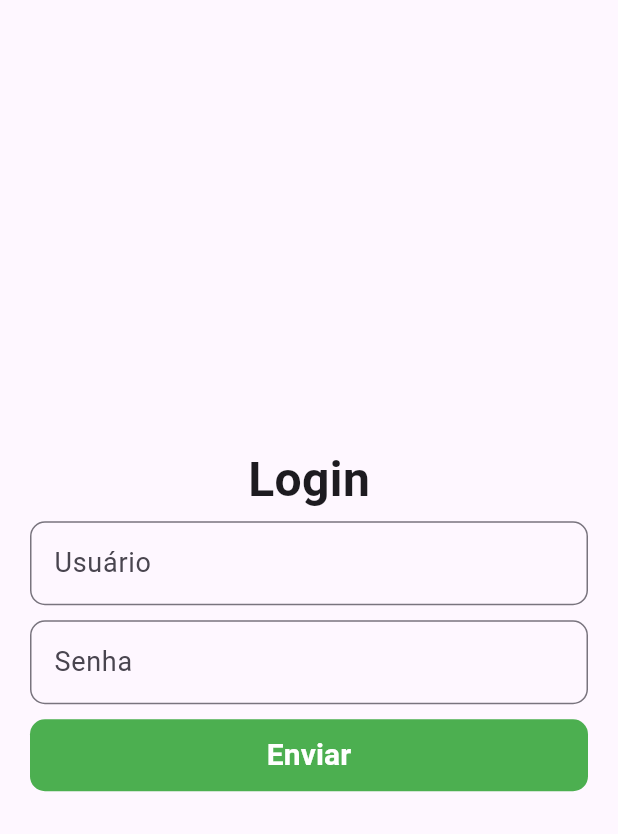
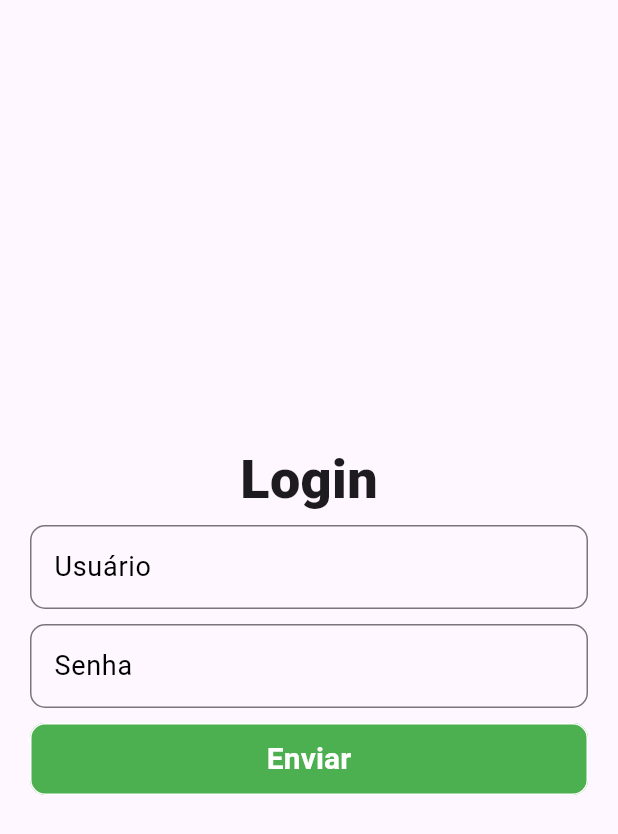
Before and after one commit to AndersonVD/sigaapp, a Flutter app: the screen it shows after launch, on a phone screen of 412 x 824 dp. Shown: the top 834 px of the screen. Run offline on Flutter 3.47's test engine with Material 3 defaults, Android fonts, the phone set to English and light mode, and no system bars.

```diff
--- a/lib/main.dart
+++ b/lib/main.dart
@@ -8,8 +8,8 @@ void main() {
     title: "Aplicativo",
     initialRoute: '/',
     routes: {
-      '/' :    (context) => const Login(),
-      '/home': (context) => const Home(),
+      '/' :      (context) => const Login(),
+      '/home':   (context) => const Home(),
     }
   ));
 }
--- a/lib/screens/login.dart
+++ b/lib/screens/login.dart
@@ -15,26 +15,28 @@ class _Login extends State<Login> {
     return Scaffold(
       body: Container(
         margin: const EdgeInsets.all(20.0),
-        child:  const Form(
+        child: Form(
           child: Center(
             child: Column(
-              mainAxisAlignment: MainAxisAlignment.center, // Center the Column vertically
+              mainAxisAlignment: MainAxisAlignment.center,
               children: [
-                Text(
+                const Text(
                   "Login",
                   style: TextStyle(
-                    fontWeight: FontWeight.w700,
-                    fontSize: 32.0
+                    fontWeight: FontWeight.w800,
+                    fontSize: 36
                   )
                 ),
-                SizedBox(height: 5.0),
-                Input(label: "Usuário"),
-                SizedBox(height: 10.0),
-                Input(label: "Senha"),
-                SizedBox(height: 10.0),
+                const SizedBox(height: 5.0),
+                const Input(label: "Usuário"),
+                const SizedBox(height: 10.0),
+                const Input(label: "Senha"),
+                const SizedBox(height: 10.0),
                 Button(
                   label: "Enviar",
-                  path: '/home',
+                  onPressed: () {
+                    Navigator.pushNamed(context, '/home');
+                  },
                 )
               ],
             ),
--- a/lib/widgets/button.dart
+++ b/lib/widgets/button.dart
@@ -2,16 +2,21 @@ import 'package:flutter/material.dart';
 
 class Button extends StatelessWidget {
   final String label;
-  final String? path;
+  final void Function()? onPressed;
+  final Color? backgroundColor;
   final Color? color;
+  final Color? borderColor;
   final double? width;
   final double? height;
+
 
   const Button({
     required this.label,
     super.key,
+    this.backgroundColor,
     this.color,
-    this.path,
+    this.borderColor,
+    this.onPressed,
     this.height,
     this.width
   });
@@ -19,23 +24,24 @@ class Button extends StatelessWidget {
   @override
   Widget build(BuildContext context) {
     return TextButton(
-        onPressed: ()  {
-          Navigator.pushNamed(context, path.toString());
-        },
+      onPressed: onPressed,
       style: ButtonStyle(
-          backgroundColor: WidgetStateProperty.all<Color>(color ?? Colors.green),
-          minimumSize: WidgetStateProperty.all(Size(width ?? double.infinity, height ?? 48.0)),
-          shape: WidgetStateProperty.all(
+        backgroundColor: MaterialStateProperty.all<Color>(backgroundColor ?? Colors.green),
+        minimumSize: MaterialStateProperty.all(Size(width ?? double.infinity, height ?? 48.0)),
+        shape: MaterialStateProperty.all(
           RoundedRectangleBorder(
+            side: BorderSide(
+              color: borderColor ?? Colors.white
+            ),
             borderRadius: BorderRadius.circular(10.0)
           )
         ),
       ),
       child: Text(
         label,
-          style: const TextStyle(
+        style: TextStyle(
           fontSize: 20,
-            color: Colors.white,
+          color: color ?? Colors.white,
           fontWeight: FontWeight.w600
         )
       ),
--- a/lib/widgets/input.dart
+++ b/lib/widgets/input.dart
@@ -4,20 +4,25 @@ class Input extends StatelessWidget {
   final String? label;
 
   const Input({
-    this.label,
+    required this.label,
     super.key,
   });
+
+  final OutlineInputBorder _outlineInputBorder = const OutlineInputBorder(
+    borderRadius: BorderRadius.all(Radius.circular(10.0)),
+    borderSide: BorderSide(color: Colors.black, width: 1.5),
+  );
 
   @override
   Widget build(BuildContext context) {
     return TextField(
       decoration: InputDecoration(
         labelText: label,
-        labelStyle: const TextStyle(fontSize: 18),
-        border: const OutlineInputBorder(
-          borderRadius: BorderRadius.all(Radius.circular(10.0)),
-        ),
+        labelStyle: const TextStyle(fontSize: 18, color: Colors.black),
+        focusedBorder: _outlineInputBorder,
+        border: _outlineInputBorder
       ),
+      cursorColor: Colors.black,
     );
   }
 }
--- a/pubspec.yaml
+++ b/pubspec.yaml
@@ -34,7 +34,7 @@ dependencies:
 
   # The following adds the Cupertino Icons font to your application.
   # Use with the CupertinoIcons class for iOS style icons.
-  cupertino_icons: ^1.0.6
+  cupertino_icons: ^1.0.8
   path_provider: ^2.1.3
   webview_flutter_android: ^3.16.1
   webview_flutter_wkwebview: ^3.13.0
```
Also changed, not shown: lib/models/subject.dart (added, +19 -0 lines), lib/models/user.dart (added, +24 -0 lines), lib/screens/home.dart (+54 -5 lines), lib/screens/subject/frequency.dart (added, +68 -0 lines), lib/screens/subject/subject.dart (renamed from lib/widgets/bottom_bar.dart, +15 -19 lines), lib/services/api_service.dart (+44 -0 lines), pubspec.lock, 1 other file. Lines whose indentation alone changed are shown as unchanged.
